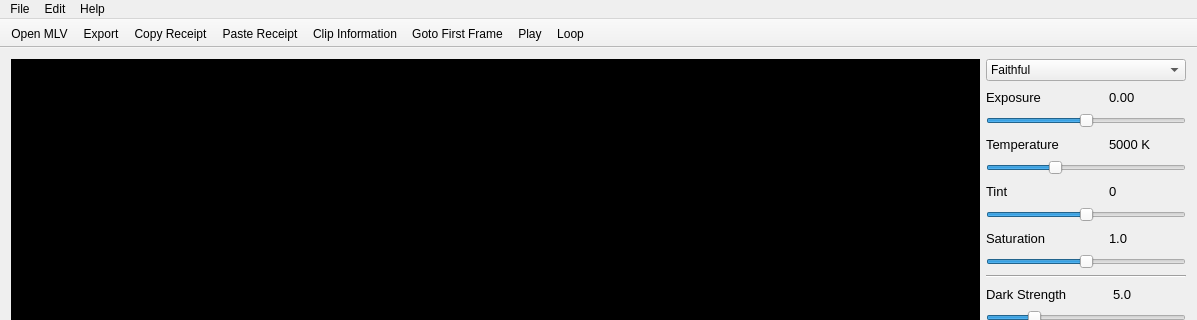
Before: the Qt Designer form platform/qt/MainWindow.ui in ilia3101/MLV-App, drawn with Qt 5; both pictures show x 0 to 1197 and y 0 to 320 of the 1197 by 792 pixel window.
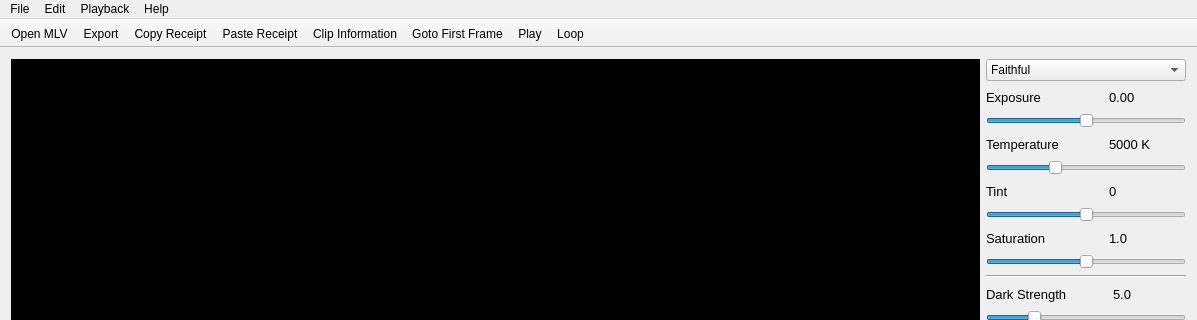
After: the same form once the commit is applied. Icons and pictures are not drawn.

Commit message: QtApp: DropFrame Playback Mode implemented

```diff
--- a/platform/qt/MainWindow.ui
+++ b/platform/qt/MainWindow.ui
@@ -855,8 +855,19 @@
     </property>
     <addaction name="actionAbout"/>
    </widget>
+   <widget class="QMenu" name="menuPlayback">
+    <property name="title">
+     <string>Playback</string>
+    </property>
+    <addaction name="actionGoto_First_Frame"/>
+    <addaction name="actionPlay"/>
+    <addaction name="actionLoop"/>
+    <addaction name="separator"/>
+    <addaction name="actionDropFrameMode"/>
+   </widget>
    <addaction name="menuFile"/>
    <addaction name="menuEdit"/>
+   <addaction name="menuPlayback"/>
    <addaction name="menuHelp"/>
   </widget>
   <widget class="QToolBar" name="mainToolBar">
```
Left out of the diff: 8 changed lines with no effect on the pictures. The commit also changes 1 other file.
